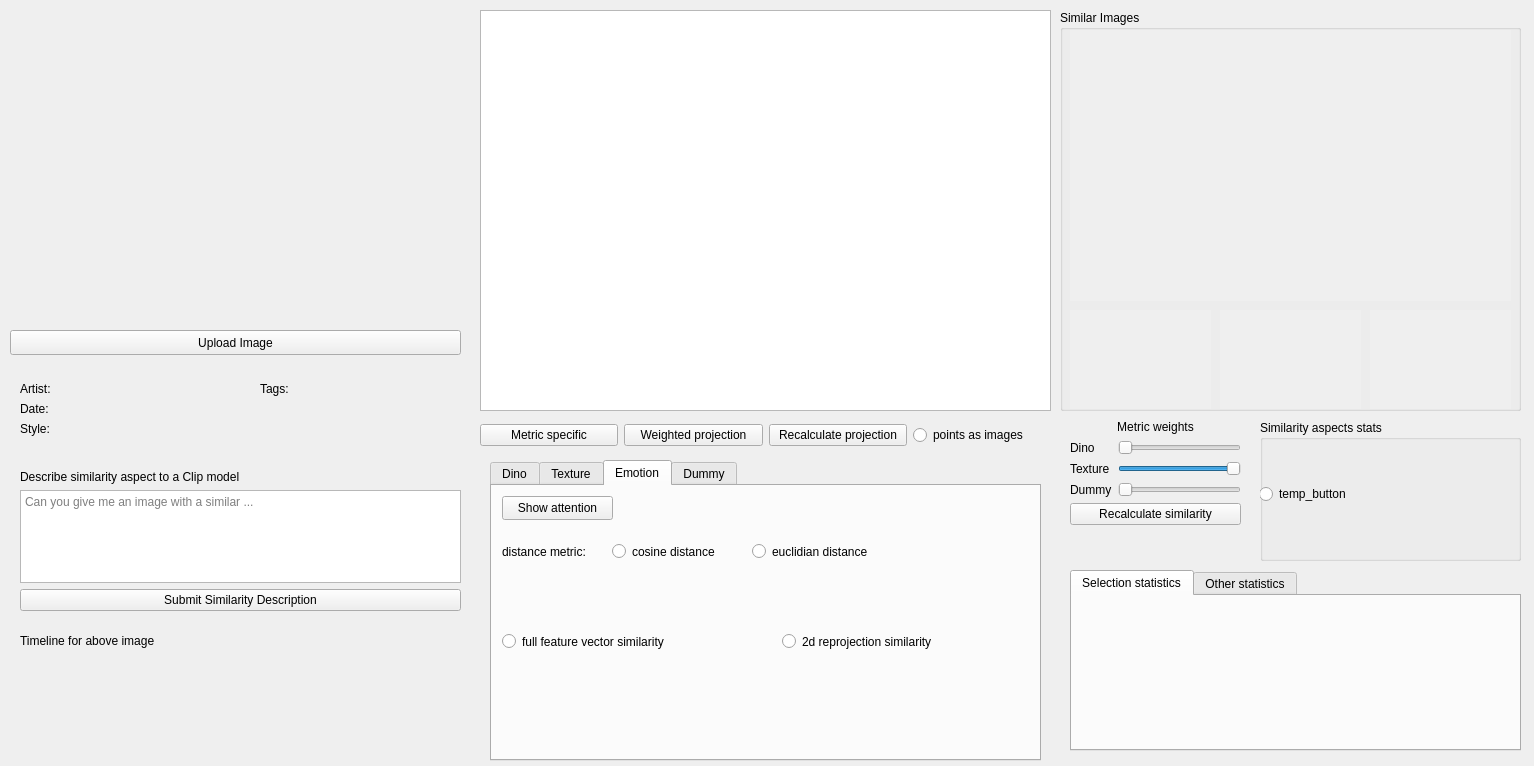
The window that deepsim_analyzer/ds_dashboard/form.ui (jonathan-gerb/deepsim-analyzer) describes before a commit, drawn with Qt 5.
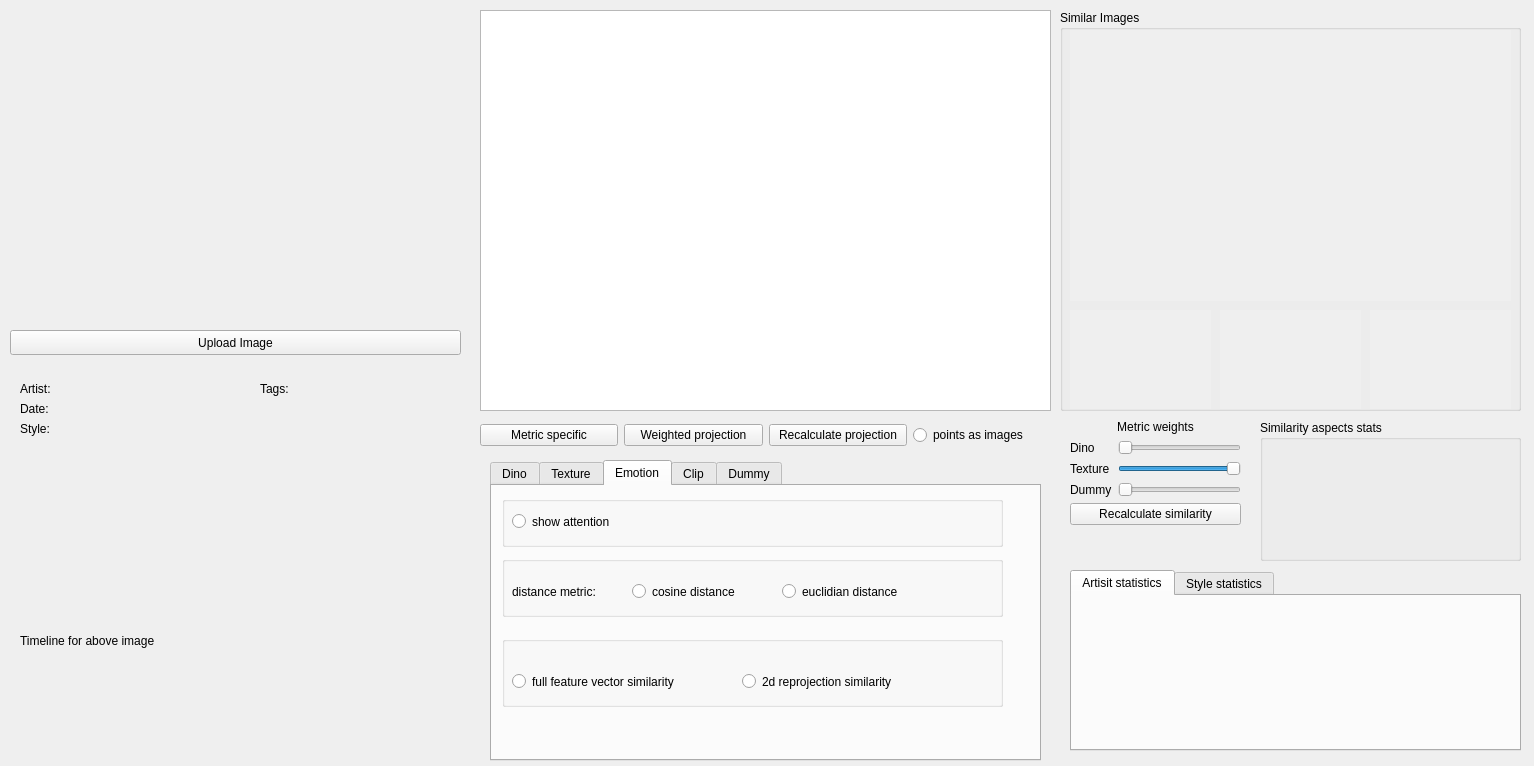
The same window after the commit. The open tabs and pages were chosen to show the change. Custom widgets are drawn as their Qt base class.

Commit message: push barplot shows, but emit (without toggle) doesnt work yet

The edit to the form file:
```diff
--- a/deepsim_analyzer/ds_dashboard/form.ui
+++ b/deepsim_analyzer/ds_dashboard/form.ui
@@ -45,42 +45,6 @@
       <height>301</height>
      </rect>
     </property>
-    <widget class="QWidget" name="verticalLayoutWidget">
-     <property name="geometry">
-      <rect>
-       <x>10</x>
-       <y>10</y>
-       <width>441</width>
-       <height>141</height>
-      </rect>
-     </property>
-     <layout class="QVBoxLayout" name="Clip_input_layout">
-      <item>
-       <widget class="QLabel" name="label_2">
-        <property name="text">
-         <string>Describe similarity aspect to a Clip model</string>
-        </property>
-       </widget>
-      </item>
-      <item>
-       <widget class="QPlainTextEdit" name="tb_clip_input">
-        <property name="cursorWidth">
-         <number>1</number>
-        </property>
-        <property name="placeholderText">
-         <string>Can you give me an image with a similar ...</string>
-        </property>
-       </widget>
-      </item>
-      <item>
-       <widget class="QPushButton" name="b_submit">
-        <property name="text">
-         <string>Submit Similarity Description</string>
-        </property>
-       </widget>
-      </item>
-     </layout>
-    </widget>
     <widget class="QLabel" name="l_timeline">
      <property name="geometry">
       <rect>
@@ -215,7 +179,7 @@
      </property>
      <widget class="QWidget" name="selection_stats">
       <attribute name="title">
-       <string>Selection statistics</string>
+       <string>Artisit statistics</string>
       </attribute>
       <widget class="QWidget" name="verticalLayoutWidget_3">
        <property name="geometry">
@@ -231,7 +195,7 @@
      </widget>
      <widget class="QWidget" name="other_stats">
       <attribute name="title">
-       <string>Other statistics</string>
+       <string>Style statistics</string>
       </attribute>
       <widget class="QWidget" name="verticalLayoutWidget_4">
        <property name="geometry">
@@ -267,15 +231,7 @@
         <height>131</height>
        </rect>
       </property>
-      <layout class="QVBoxLayout" name="verticalLayout">
-       <item>
-        <widget class="QRadioButton" name="radioButton">
-         <property name="text">
-          <string>temp_button</string>
-         </property>
-        </widget>
-       </item>
-      </layout>
+      <layout class="QVBoxLayout" name="verticalLayout"/>
      </widget>
     </widget>
    </widget>
@@ -801,85 +757,178 @@
      <attribute name="title">
       <string>Emotion</string>
      </attribute>
-     <widget class="QLabel" name="label_7">
+     <widget class="QGroupBox" name="emotion_opts1">
       <property name="geometry">
        <rect>
         <x>10</x>
-        <y>50</y>
-        <width>111</width>
-        <height>31</height>
+        <y>10</y>
+        <width>501</width>
+        <height>51</height>
        </rect>
       </property>
-      <property name="text">
-       <string>distance metric:</string>
+      <property name="title">
+       <string/>
       </property>
-      <property name="wordWrap">
-       <bool>false</bool>
-      </property>
+      <widget class="QRadioButton" name="show_attention">
+       <property name="geometry">
+        <rect>
+         <x>10</x>
+         <y>10</y>
+         <width>161</width>
+         <height>31</height>
+        </rect>
+       </property>
+       <property name="text">
+        <string>show attention</string>
+       </property>
+      </widget>
      </widget>
-     <widget class="QRadioButton" name="emotion_opt_cosdist">
+     <widget class="QGroupBox" name="emotion_opts2">
       <property name="geometry">
        <rect>
-        <x>120</x>
-        <y>50</y>
-        <width>131</width>
-        <height>31</height>
+        <x>10</x>
+        <y>70</y>
+        <width>501</width>
+        <height>61</height>
        </rect>
       </property>
-      <property name="text">
-       <string>cosine distance</string>
+      <property name="title">
+       <string/>
       </property>
+      <widget class="QLabel" name="label_7">
+       <property name="geometry">
+        <rect>
+         <x>10</x>
+         <y>20</y>
+         <width>111</width>
+         <height>31</height>
+        </rect>
+       </property>
+       <property name="text">
+        <string>distance metric:</string>
+       </property>
+       <property name="wordWrap">
+        <bool>false</bool>
+       </property>
+      </widget>
+      <widget class="QRadioButton" name="emotion_opt_cosdist">
+       <property name="geometry">
+        <rect>
+         <x>130</x>
+         <y>20</y>
+         <width>131</width>
+         <height>31</height>
+        </rect>
+       </property>
+       <property name="text">
+        <string>cosine distance</string>
+       </property>
+      </widget>
+      <widget class="QRadioButton" name="emotion_opt_eucdist">
+       <property name="geometry">
+        <rect>
+         <x>280</x>
+         <y>20</y>
+         <width>161</width>
+         <height>31</height>
+        </rect>
+       </property>
+       <property name="text">
+        <string>euclidian distance</string>
+       </property>
+      </widget>
      </widget>
-     <widget class="QRadioButton" name="emotion_opt_eucdist">
+     <widget class="QGroupBox" name="groupBox_2">
       <property name="geometry">
        <rect>
-        <x>260</x>
-        <y>50</y>
-        <width>161</width>
-        <height>31</height>
+        <x>10</x>
+        <y>150</y>
+        <width>501</width>
+        <height>71</height>
        </rect>
       </property>
-      <property name="text">
-       <string>euclidian distance</string>
+      <property name="title">
+       <string/>
       </property>
+      <widget class="QRadioButton" name="emotion_opt_fullsim">
+       <property name="geometry">
+        <rect>
+         <x>10</x>
+         <y>30</y>
+         <width>251</width>
+         <height>31</height>
+        </rect>
+       </property>
+       <property name="text">
+        <string>full feature vector similarity</string>
+       </property>
+      </widget>
+      <widget class="QRadioButton" name="emotion_opt_2dsim_3">
+       <property name="geometry">
+        <rect>
+         <x>240</x>
+         <y>30</y>
+         <width>200</width>
+         <height>31</height>
+        </rect>
+       </property>
+       <property name="text">
+        <string>2d reprojection similarity</string>
+       </property>
+      </widget>
      </widget>
-     <widget class="QPushButton" name="show_attention">
+    </widget>
+    <widget class="QWidget" name="clip_tab">
+     <attribute name="title">
+      <string>Clip</string>
+     </attribute>
+     <widget class="QWidget" name="verticalLayoutWidget">
       <property name="geometry">
        <rect>
         <x>10</x>
-        <y>10</y>
-        <width>111</width>
-        <height>24</height>
+        <y>100</y>
+        <width>501</width>
+        <height>141</height>
        </rect>
       </property>
-      <property name="text">
-       <string>Show attention</string>
-      </property>
+      <layout class="QVBoxLayout" name="Clip_input_layout">
+       <item>
+        <widget class="QLabel" name="label_2">
+         <property name="text">
+          <string>Describe similarity aspect to a Clip model</string>
+         </property>
+        </widget>
+       </item>
+       <item>
+        <widget class="QPlainTextEdit" name="tb_clip_input">
+         <property name="cursorWidth">
+          <number>1</number>
+         </property>
+         <property name="placeholderText">
+          <string>Can you give me an image with a similar ...</string>
+         </property>
+        </widget>
+       </item>
+       <item>
+        <widget class="QPushButton" name="b_submit">
+         <property name="text">
+          <string>Submit Similarity Description</string>
+         </property>
+        </widget>
+       </item>
+      </layout>
      </widget>
-     <widget class="QRadioButton" name="emotion_opt_2dsim_3">
+     <widget class="QGroupBox" name="clip_opts1">
       <property name="geometry">
        <rect>
-        <x>290</x>
-        <y>140</y>
-        <width>200</width>
-        <height>31</height>
-       </rect>
-      </property>
-      <property name="text">
-       <string>2d reprojection similarity</string>
-      </property>
-     </widget>
-     <widget class="QRadioButton" name="emotion_opt_fullsim">
-      <property name="geometry">
-       <rect>
         <x>10</x>
-        <y>140</y>
-        <width>251</width>
-        <height>31</height>
+        <y>10</y>
+        <width>501</width>
+        <height>51</height>
        </rect>
       </property>
-      <property name="text">
-       <string>full feature vector similarity</string>
+      <property name="title">
+       <string/>
       </property>
      </widget>
     </widget>
```
Left out of the diff: 23 changed lines with no effect on the pictures. The commit also changes 4 other files.
